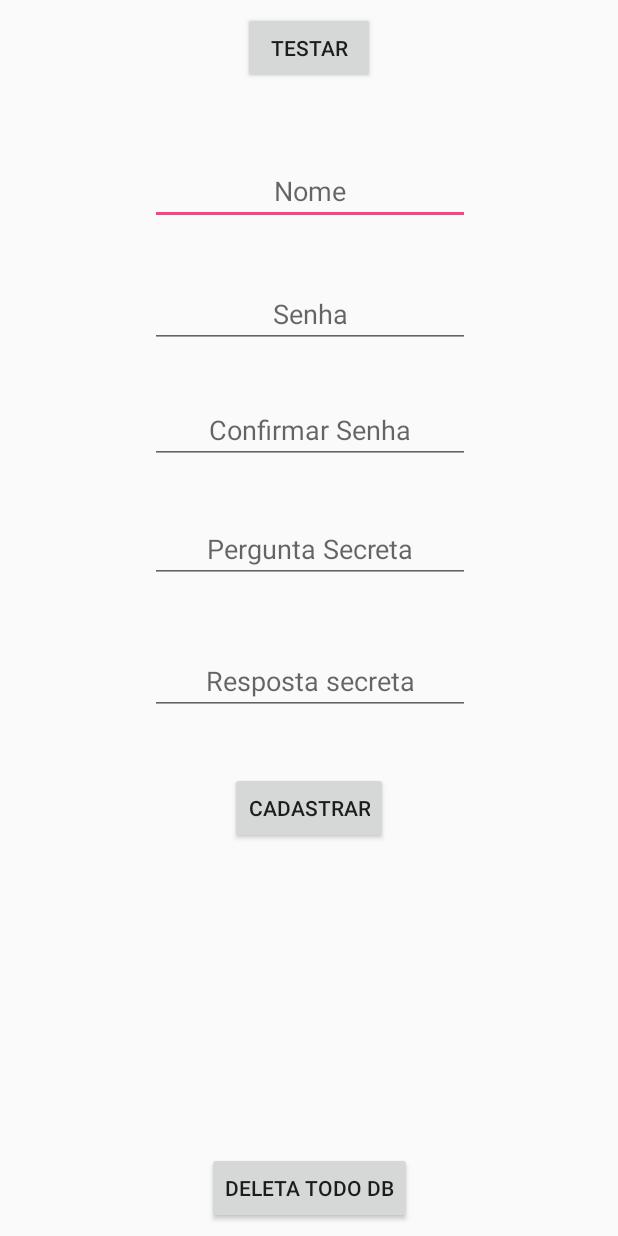
After one commit to muta1/HealthyRanking, an Android app: the TesteActivity screen opened directly, with no data from a screen before it, on a phone screen of 412 x 824 dp. The commit adds this screen. Run offline under Robolectric (Android 15) with nearby library versions, the phone set to English and light mode, and no system bars; libraries missing offline, so code that uses them is left out: com.orm.

Commit message:
More Fixes
I fixed some bugs in sugarORM and create a way to delete database and two more activitys

```diff
--- a/HealthyRanking/app/build.gradle
+++ b/HealthyRanking/app/build.gradle
@@ -25,7 +25,9 @@ dependencies {
         exclude group: 'com.android.support', module: 'support-annotations'
     })
     compile 'com.android.support:appcompat-v7:26.+'
+    compile 'com.android.support:cardview-v7:26.+'
     compile 'com.android.support.constraint:constraint-layout:1.0.2'
+    compile 'com.github.satyan:sugar:1.3.1'
+    compile 'com.wang.avi:library:2.1.3'
     testCompile 'junit:junit:4.12'
-    compile 'com.github.satyan:sugar:1.3.1'
 }
--- /dev/null
+++ b/HealthyRanking/app/src/main/java/com/example/anggarisky/pandalogin/testes/TesteActivity.java
@@ -0,0 +1,94 @@
+package com.example.anggarisky.pandalogin.testes;
+
+import android.support.v7.app.AppCompatActivity;
+import android.os.Bundle;
+import android.view.View;
+import android.widget.Button;
+import android.widget.EditText;
+import android.widget.TextView;
+import android.widget.Toast;
+
+import com.example.anggarisky.pandalogin.R;
+import com.example.anggarisky.pandalogin.modelo.Usuario;
+import com.example.anggarisky.pandalogin.tools.ToolsDroid;
+import com.orm.SugarDb;
+import com.orm.SugarRecord;
+
+import java.util.ArrayList;
+import java.util.List;
+
+public class TesteActivity extends AppCompatActivity {
+
+
+    EditText et_nome,et_senha,et_confirmarSenha,et_perguntaSecreta,et_respostaSecreta;
+    Button bt_cadastrar,bt_testar,bt_apagarTudo;
+
+    TextView tv_mostrar;
+
+
+
+    Usuario usu ;
+
+    @Override
+    protected void onCreate(Bundle savedInstanceState) {
+        super.onCreate(savedInstanceState);
+        setContentView(R.layout.activity_teste);
+
+        ToolsDroid.msg("sei lá",this);
+
+        tv_mostrar=(TextView)findViewById(R.id.TV_TT_MostraTeste);
+
+
+
+        et_nome =(EditText)findViewById(R.id.ET_TT_Nome);
+        et_senha = (EditText)findViewById(R.id.ET_TT_Senha);
+        et_confirmarSenha= (EditText)findViewById(R.id.ET_TT_ConfirmarSenha);
+        et_perguntaSecreta=(EditText)findViewById(R.id.ET_TT_PerguntaSecreta);
+        et_respostaSecreta = (EditText)findViewById(R.id.ET_TT_RespostaSecreta);
+
+
+        bt_testar = (Button)findViewById(R.id.BT_TT_Testar);
+        bt_testar.setOnClickListener(new View.OnClickListener() {
+            @Override
+            public void onClick(View v) {
+                if(v.getId()==R.id.BT_TT_Testar){
+                    List<Usuario> usuarioList;
+                    usuarioList = usu.find(Usuario.class,null,null);
+                    if(usuarioList!=null) {
+                        tv_mostrar.setText(usuarioList.toString());
+                    }
+                }
+            }
+        });
+
+
+        bt_cadastrar = (Button)findViewById(R.id.BT_TT_EfetuarCadastro);
+        bt_cadastrar.setOnClickListener(new View.OnClickListener() {
+            @Override
+            public void onClick(View v) {
+                if(v.getId() == R.id.BT_TT_EfetuarCadastro){
+                    usu = new Usuario(et_nome.getText().toString(),et_senha.getText().toString(),et_perguntaSecreta.getText().toString(),et_respostaSecreta.getText().toString());
+                    usu.save();
+                    //List<Usuario> usuarioList = usu.find(Usuario.class,"nome = ?",new String(usu.getNome()));
+                }
+            }
+        });
+
+        bt_apagarTudo=(Button)findViewById(R.id.BT_TT_ApagarTudo);
+        bt_apagarTudo.setOnClickListener(new View.OnClickListener() {
+            @Override
+            public void onClick(View v) {
+                if(v.getId() == R.id.BT_TT_ApagarTudo){
+                    boolean b = TesteActivity.this.deleteDatabase("healthyranking");
+                    if(b){
+                        ToolsDroid.msg("Banco dropado com sucesso.",TesteActivity.this);
+                    }
+                }
+            }
+        });
+
+    }
+
+
+
+}
--- /dev/null
+++ b/HealthyRanking/app/src/main/java/com/example/anggarisky/pandalogin/tools/ToolsDroid.java
@@ -0,0 +1,14 @@
+package com.example.anggarisky.pandalogin.tools;
+
+import android.content.Context;
+import android.widget.Toast;
+
+/**
+ * Created by mutao on 15/10/17.
+ */
+
+public class ToolsDroid {
+    public static void msg(String msg, Context context){
+        Toast.makeText(context, msg, Toast.LENGTH_SHORT).show();
+    }
+}
--- /dev/null
+++ b/HealthyRanking/app/src/main/res/layout/activity_teste.xml
@@ -0,0 +1,157 @@
+<?xml version="1.0" encoding="utf-8"?>
+<android.support.constraint.ConstraintLayout xmlns:android="http://schemas.android.com/apk/res/android"
+    xmlns:app="http://schemas.android.com/apk/res-auto"
+    xmlns:tools="http://schemas.android.com/tools"
+    android:layout_width="match_parent"
+    android:layout_height="match_parent"
+    tools:context="com.example.anggarisky.pandalogin.testes.TesteActivity">
+
+    <EditText
+        android:id="@+id/ET_TT_Nome"
+        android:layout_width="wrap_content"
+        android:layout_height="wrap_content"
+        android:layout_marginBottom="8dp"
+        android:layout_marginLeft="8dp"
+        android:layout_marginRight="8dp"
+        android:layout_marginTop="8dp"
+        android:ems="10"
+        android:hint="Nome"
+        android:inputType="textPersonName"
+        android:textAlignment="center"
+        app:layout_constraintBottom_toBottomOf="parent"
+        app:layout_constraintHorizontal_bias="0.503"
+        app:layout_constraintLeft_toLeftOf="parent"
+        app:layout_constraintRight_toRightOf="parent"
+        app:layout_constraintTop_toTopOf="parent"
+        app:layout_constraintVertical_bias="0.127" />
+
+    <EditText
+        android:id="@+id/ET_TT_Senha"
+        android:layout_width="wrap_content"
+        android:layout_height="wrap_content"
+        android:layout_marginBottom="8dp"
+        android:layout_marginLeft="8dp"
+        android:layout_marginRight="8dp"
+        android:layout_marginTop="8dp"
+        android:ems="10"
+        android:hint="Senha"
+        android:inputType="textPersonName"
+        android:textAlignment="center"
+        app:layout_constraintBottom_toBottomOf="parent"
+        app:layout_constraintHorizontal_bias="0.503"
+        app:layout_constraintLeft_toLeftOf="parent"
+        app:layout_constraintRight_toRightOf="parent"
+        app:layout_constraintTop_toTopOf="parent"
+        app:layout_constraintVertical_bias="0.234" />
+
+    <EditText
+        android:id="@+id/ET_TT_ConfirmarSenha"
+        android:layout_width="wrap_content"
+        android:layout_height="wrap_content"
+        android:layout_marginBottom="8dp"
+        android:layout_marginLeft="8dp"
+        android:layout_marginRight="8dp"
+        android:layout_marginTop="8dp"
+        android:ems="10"
+        android:hint="Confirmar Senha"
+        android:inputType="textPersonName"
+        android:textAlignment="center"
+        app:layout_constraintBottom_toBottomOf="parent"
+        app:layout_constraintHorizontal_bias="0.503"
+        app:layout_constraintLeft_toLeftOf="parent"
+        app:layout_constraintRight_toRightOf="parent"
+        app:layout_constraintTop_toTopOf="parent"
+        app:layout_constraintVertical_bias="0.336" />
+
+    <EditText
+        android:id="@+id/ET_TT_RespostaSecreta"
+        android:layout_width="wrap_content"
+        android:layout_height="wrap_content"
+        android:layout_marginBottom="8dp"
+        android:layout_marginLeft="8dp"
+        android:layout_marginRight="8dp"
+        android:layout_marginTop="8dp"
+        android:ems="10"
+        android:hint="Resposta secreta"
+        android:inputType="textPersonName"
+        android:textAlignment="center"
+        app:layout_constraintBottom_toBottomOf="parent"
+        app:layout_constraintHorizontal_bias="0.503"
+        app:layout_constraintLeft_toLeftOf="parent"
+        app:layout_constraintRight_toRightOf="parent"
+        app:layout_constraintTop_toTopOf="parent"
+        app:layout_constraintVertical_bias="0.555" />
+
+    <EditText
+        android:id="@+id/ET_TT_PerguntaSecreta"
+        android:layout_width="wrap_content"
+        android:layout_height="wrap_content"
+        android:layout_marginBottom="8dp"
+        android:layout_marginLeft="8dp"
+        android:layout_marginRight="8dp"
+        android:layout_marginTop="8dp"
+        android:ems="10"
+        android:hint="Pergunta Secreta"
+        android:inputType="textPersonName"
+        android:textAlignment="center"
+        app:layout_constraintBottom_toBottomOf="parent"
+        app:layout_constraintHorizontal_bias="0.503"
+        app:layout_constraintLeft_toLeftOf="parent"
+        app:layout_constraintRight_toRightOf="parent"
+        app:layout_constraintTop_toTopOf="parent"
+        app:layout_constraintVertical_bias="0.44" />
+
+    <Button
+        android:id="@+id/BT_TT_EfetuarCadastro"
+        android:layout_width="wrap_content"
+        android:layout_height="wrap_content"
+        android:layout_marginBottom="8dp"
+        android:layout_marginLeft="8dp"
+        android:layout_marginRight="8dp"
+        android:layout_marginTop="8dp"
+        android:text="Cadastrar"
+        app:layout_constraintBottom_toBottomOf="parent"
+        app:layout_constraintLeft_toLeftOf="parent"
+        app:layout_constraintRight_toRightOf="parent"
+        app:layout_constraintTop_toTopOf="parent"
+        app:layout_constraintVertical_bias="0.667" />
+
+    <TextView
+        android:id="@+id/TV_TT_MostraTeste"
+        android:layout_width="wrap_content"
+        android:layout_height="wrap_content"
+        android:layout_marginBottom="8dp"
+        android:layout_marginLeft="8dp"
+        android:layout_marginRight="8dp"
+        android:layout_marginTop="8dp"
+        app:layout_constraintBottom_toBottomOf="parent"
+        app:layout_constraintHorizontal_bias="0.025"
+        app:layout_constraintLeft_toLeftOf="parent"
+        app:layout_constraintRight_toRightOf="parent"
+        app:layout_constraintTop_toBottomOf="@+id/BT_TT_EfetuarCadastro"
+        app:layout_constraintVertical_bias="0.14" />
+
+    <Button
+        android:id="@+id/BT_TT_ApagarTudo"
+        android:layout_width="wrap_content"
+        android:layout_height="wrap_content"
+        android:layout_marginBottom="8dp"
+        android:layout_marginLeft="8dp"
+        android:layout_marginRight="8dp"
+        android:text="Deleta Todo DB"
+        app:layout_constraintBottom_toBottomOf="parent"
+        app:layout_constraintLeft_toLeftOf="parent"
+        app:layout_constraintRight_toRightOf="parent" />
+
+    <Button
+        android:id="@+id/BT_TT_Testar"
+        android:layout_width="wrap_content"
+        android:layout_height="wrap_content"
+        android:layout_marginLeft="8dp"
+        android:layout_marginRight="8dp"
+        android:layout_marginTop="8dp"
+        android:text="Testar"
+        app:layout_constraintLeft_toLeftOf="parent"
+        app:layout_constraintRight_toRightOf="parent"
+        app:layout_constraintTop_toTopOf="parent" />
+</android.support.constraint.ConstraintLayout>
```
Also changed, not shown: HealthyRanking/app/src/main/AndroidManifest.xml (+34 -7 lines), HealthyRanking/app/src/main/java/com/example/anggarisky/pandalogin/modelo/Usuario.java (+23 -1 lines), HealthyRanking/app/src/main/java/com/example/anggarisky/pandalogin/principal/MainActivity.java (+33 -0 lines), HealthyRanking/app/src/main/java/com/example/anggarisky/pandalogin/telas/CadastrarUsuario.java (added, +15 -0 lines), HealthyRanking/app/src/main/java/com/example/anggarisky/pandalogin/telas/EsqueciSenha.java (added, +15 -0 lines), HealthyRanking/app/src/main/res/layout/cadastrar_usuario.xml (added, +9 -0 lines), HealthyRanking/app/src/main/res/layout/esqueci_senha.xml (added, +9 -0 lines), HealthyRanking/app/src/main/res/layout/login_screen.xml (+44 -10 lines), HealthyRanking/app/src/main/res/layout/splash_screen.xml (+16 -1 lines).
